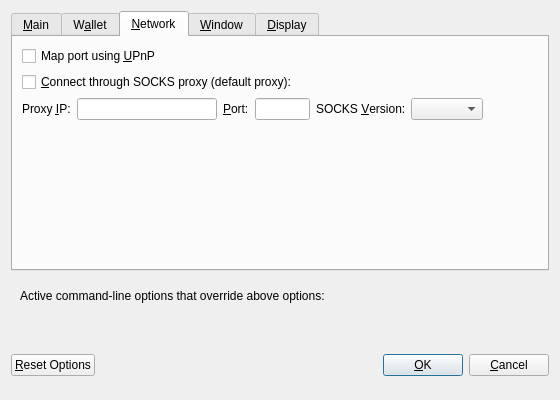
Before: the Qt Designer form src/qt/forms/optionsdialog.ui in DGCDev/digitalcoin, drawn with Qt 5.
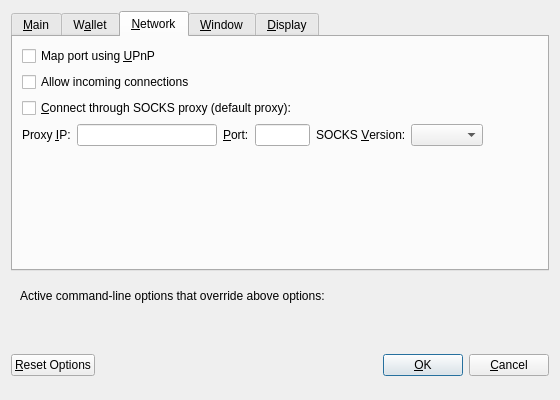
After: the same form once the commit is applied. The open tabs and pages were chosen to show the change. Custom widgets are drawn as their Qt base class.

Commit message:
[Qt] allow setting listen via GUI - add DEFAULT_LISTEN in net.h and use in the code (shared   setting between core and GUI)
  Important: This makes it obvious, that we need to re-think the
  settings/options handling, as GUI settings are processed before
  any parameter-interaction (which is mostly important for network
  stuff) in AppInit2()!

Diff of the .ui file:
```diff
--- a/src/qt/forms/optionsdialog.ui
+++ b/src/qt/forms/optionsdialog.ui
@@ -243,6 +243,16 @@
         </widget>
        </item>
        <item>
+	   <widget class="QCheckBox" name="allowIncoming">
+         <property name="toolTip">
+          <string>Accept connections from outside</string>
+         </property>
+         <property name="text">
+          <string>Allow incoming connections</string>
+         </property>
+        </widget>
+       </item>
+		<item>
         <widget class="QCheckBox" name="connectSocks">
          <property name="toolTip">
           <string>Connect to the Digitalcoin network through a SOCKS proxy.</string>
```
The commit also changes 5 other files.
